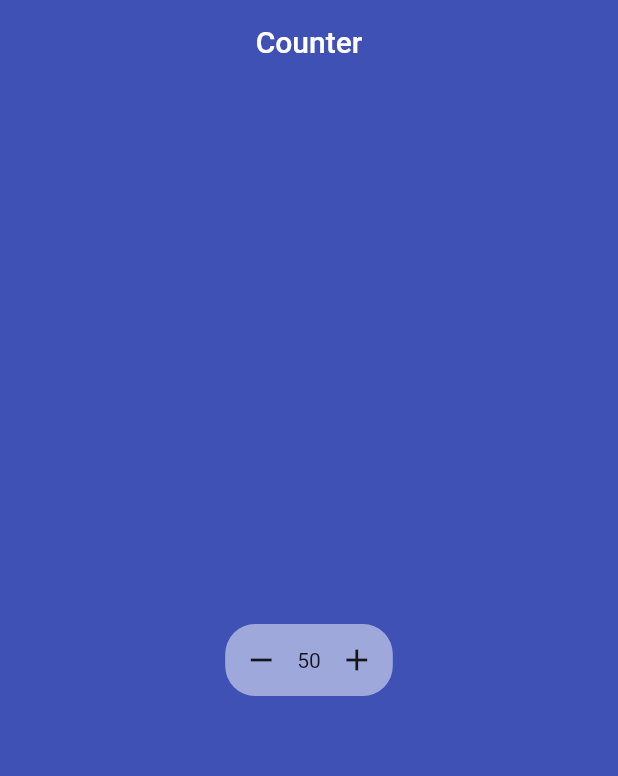
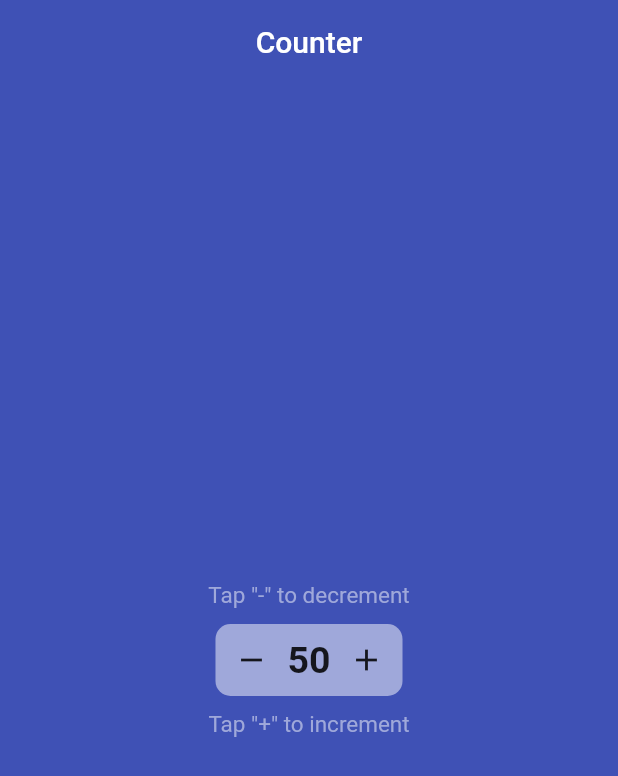
Before and after one commit to Dgryzhkov/counter, a Flutter app: the screen it shows after launch, on a phone screen of 412 x 824 dp. Shown: the top 776 px of the screen. Run offline on Flutter 3.47's test engine with Material 2 defaults, Android fonts, the phone set to English and light mode, and no system bars.

Commit message:
final app

```diff
--- a/lib/main.dart
+++ b/lib/main.dart
@@ -37,11 +37,23 @@ class _CounterWidgetsState extends State<CounterWidget> {
   @override
   Widget build(BuildContext context) {
     return Center(
-      child: Container(
+      child: Column(
+        mainAxisAlignment: MainAxisAlignment.center,
+        children: [
+          Text(
+            'Tap \"-\" to decrement',
+            style: TextStyle(
+              color: Colors.indigo[200],
+              fontSize: 15,
+            ),
+          ),
+          SizedBox(
+            height: 10,
+          ),
+          Container(
             decoration: BoxDecoration(
-            color: Colors.indigo[200], borderRadius: BorderRadius.circular(20)),
-        //width: 150,
-        //padding: EdgeInsets.all(50),
+                color: Colors.indigo[200],
+                borderRadius: BorderRadius.circular(10)),
             child: Row(
               mainAxisSize: MainAxisSize.min,
               mainAxisAlignment: MainAxisAlignment.center,
@@ -52,17 +64,34 @@ class _CounterWidgetsState extends State<CounterWidget> {
                       _count--;
                     });
                   },
-                icon: const Icon(Icons.remove)),
-            Text('$_count'),
+                  icon: const Icon(Icons.remove),
+                ),
+                Text(
+                  '$_count',
+                  style: TextStyle(fontSize: 25, fontWeight: FontWeight.bold),
+                ),
                 IconButton(
                   onPressed: () {
                     setState(() {
                       _count++;
                     });
                   },
-                icon: const Icon(Icons.add)),
+                  icon: const Icon(Icons.add),
+                ),
               ],
             ),
+          ),
+          SizedBox(
+            height: 10,
+          ),
+          Text(
+            'Tap \"+\" to increment',
+            style: TextStyle(
+              color: Colors.indigo[200],
+              fontSize: 15,
+            ),
+          ),
+        ],
       ),
     );
   }
```
Lines whose indentation alone changed are shown as unchanged.
